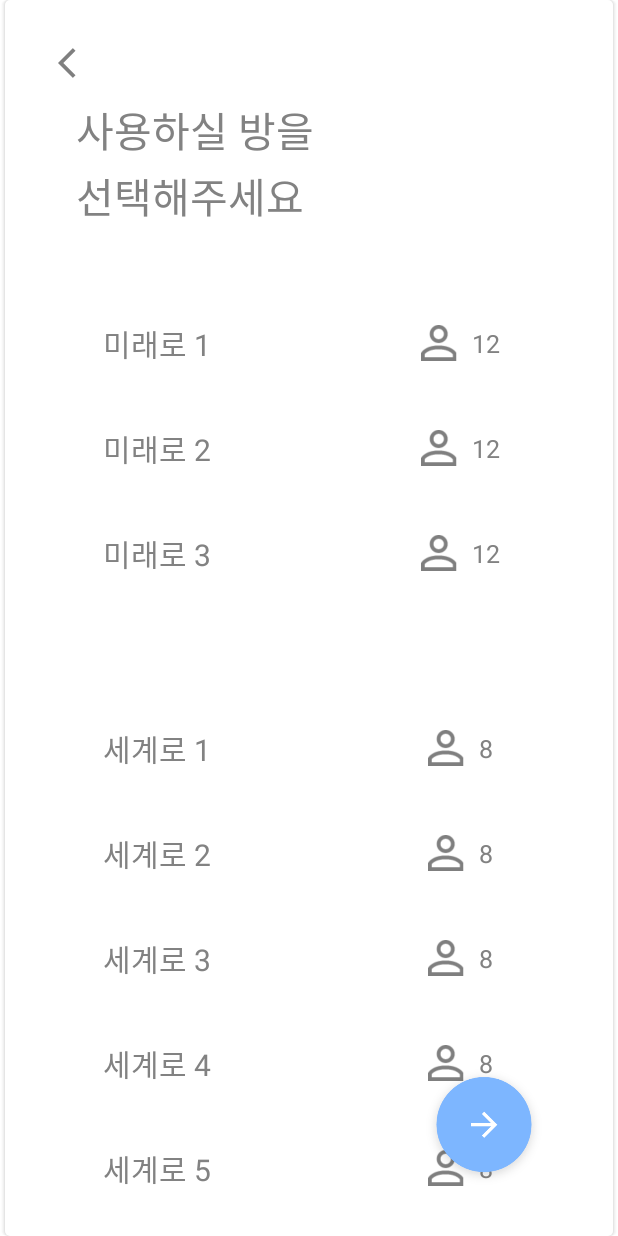
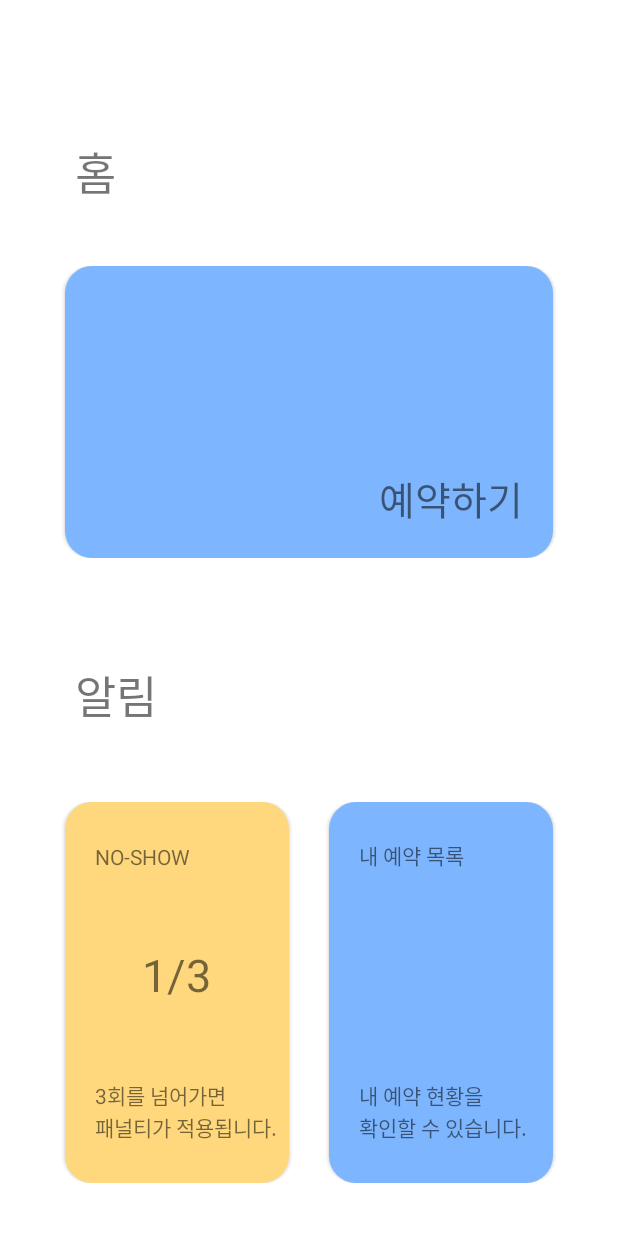
Before and after one commit to dounobts/SunrinThonClient, an Android app: the screen it shows after launch (ReservationActivity before the commit, MainActivity after it), on a phone screen of 412 x 824 dp. Run offline under Robolectric (Android 15) with nearby library versions, the phone set to English and light mode, and no system bars.

Commit message:
add main activity

```diff
--- a/app/build.gradle
+++ b/app/build.gradle
@@ -29,6 +29,7 @@ dependencies {
     implementation 'com.squareup.retrofit2:converter-gson:2.1.0'
     implementation 'com.squareup.okhttp3:logging-interceptor:3.9.1'
     implementation 'com.google.android.material:material:1.1.0-alpha06'
+    implementation 'androidx.appcompat:appcompat:1.0.0-beta01'
     testImplementation 'junit:junit:4.12'
     androidTestImplementation 'com.android.support.test:runner:1.0.2'
     androidTestImplementation 'com.android.support.test.espresso:espresso-core:3.0.2'
--- /dev/null
+++ b/app/src/main/java/com/example/sunrinthonclient/Activities/MainActivity.java
@@ -0,0 +1,38 @@
+package com.example.sunrinthonclient.Activities;
+
+import androidx.appcompat.app.AppCompatActivity;
+
+import android.content.Intent;
+import android.os.Bundle;
+import android.view.View;
+
+import com.example.sunrinthonclient.R;
+
+public class MainActivity extends AppCompatActivity implements View.OnClickListener {
+
+    View reservation, reservation_check;
+
+    @Override
+    protected void onCreate(Bundle savedInstanceState) {
+        super.onCreate(savedInstanceState);
+        setContentView(R.layout.activity_main);
+
+        reservation = findViewById(R.id.reservation);
+        reservation_check = findViewById(R.id.reservation_check);
+
+        reservation.setOnClickListener(this);
+        reservation_check.setOnClickListener(this);
+    }
+
+    @Override
+    public void onClick(View view) {
+        if (view.equals(reservation)) {
+            Intent intent = new Intent(getApplicationContext(), ReservationActivity.class);
+            startActivity(intent);
+        }
+        else if (view.equals(reservation_check)) {
+            Intent intent = new Intent(getApplicationContext(), ReservationCheckActivity.class);
+            startActivity(intent);
+        }
+    }
+}
--- a/app/src/main/java/com/example/sunrinthonclient/Fragments/SelectDateBottomSheetFragment.java
+++ b/app/src/main/java/com/example/sunrinthonclient/Fragments/SelectDateBottomSheetFragment.java
@@ -15,6 +15,7 @@ import androidx.fragment.app.FragmentTransaction;
 
 import com.example.sunrinthonclient.R;
 import com.example.sunrinthonclient.SelectTimeDialog;
+import com.example.sunrinthonclient.SelectedData;
 import com.google.android.material.bottomsheet.BottomSheetDialog;
 import com.google.android.material.bottomsheet.BottomSheetDialogFragment;
 
@@ -37,13 +38,22 @@ public class SelectDateBottomSheetFragment extends BottomSheetDialogFragment imp
         timeButton2.setOnClickListener(this);
         timeButton3.setOnClickListener(this);
 
-        //new SelectTimeDialog(mContext).show();
-
         return view;
     }
 
     @Override
-    public void onClick(View view) {
-
+    public void onClick(View v) {
+        if (v.equals(timeButton1)) {
+            SelectedData.time = 1;
+            new SelectTimeDialog(getContext(), this, getActivity()).show();
+        }
+        else if (v.equals(timeButton2)) {
+            SelectedData.time = 2;
+            new SelectTimeDialog(getContext(), this, getActivity()).show();
+        }
+        else if (v.equals(timeButton3)) {
+            SelectedData.time = 3;
+            new SelectTimeDialog(getContext(), this, getActivity()).show();
+        }
     }
 }
--- a/app/src/main/java/com/example/sunrinthonclient/SelectTimeDialog.java
+++ b/app/src/main/java/com/example/sunrinthonclient/SelectTimeDialog.java
@@ -1,5 +1,6 @@
 package com.example.sunrinthonclient;
 
+import android.app.Activity;
 import android.app.Dialog;
 import android.content.Context;
 import android.util.Log;
@@ -8,41 +9,31 @@ import android.view.Window;
 import android.widget.Button;
 import android.widget.EditText;
 
+import com.example.sunrinthonclient.Activities.ReservationActivity;
+import com.example.sunrinthonclient.Fragments.SelectDateBottomSheetFragment;
+
 public class SelectTimeDialog extends Dialog {
-    public SelectTimeDialog(Context context) {
+    public SelectTimeDialog(Context context, final SelectDateBottomSheetFragment fragment, final Activity activity) {
         super(context);
 
         requestWindowFeature(Window.FEATURE_NO_TITLE);
         setContentView(R.layout.select_dialog_layout);
-        final Button close = findViewById(R.id.close);
-        final Button time1 = findViewById(R.id.time1);
-        final Button time2 = findViewById(R.id.time2);
-        final Button time3 = findViewById(R.id.time3);
+        final Button yes = findViewById(R.id.yes);
+        final Button no = findViewById(R.id.no);
 
-        close.setOnClickListener(new View.OnClickListener() {
+        yes.setOnClickListener(new View.OnClickListener() {
             @Override
             public void onClick(View view) {
+                Log.i("예약", "YES");
                 dismiss();
+                fragment.dismiss();
+                activity.finish();
             }
         });
-        time1.setOnClickListener(new View.OnClickListener() {
+        no.setOnClickListener(new View.OnClickListener() {
             @Override
             public void onClick(View view) {
-                Log.i("time", "time1");
-                dismiss();
-            }
-        });
-        time2.setOnClickListener(new View.OnClickListener() {
-            @Override
-            public void onClick(View view) {
-                Log.i("time", "time2");
-                dismiss();
-            }
-        });
-        time3.setOnClickListener(new View.OnClickListener() {
-            @Override
-            public void onClick(View view) {
-                Log.i("time", "time3");
+                Log.i("예약", "NO");
                 dismiss();
             }
         });
--- /dev/null
+++ b/app/src/main/res/drawable/board_skyblue_background.xml
@@ -0,0 +1,94 @@
+<?xml version="1.0" encoding="utf-8"?>
+<layer-list xmlns:android="http://schemas.android.com/apk/res/android" >
+
+    <!-- Drop Shadow Stack -->
+    <item>
+        <shape>
+            <padding
+                android:left="0.7dp"
+                android:right="0.7dp"/>
+
+            <solid android:color="#00CCCCCC" />
+
+            <corners
+                android:topLeftRadius="18dp"
+                android:topRightRadius="18dp"
+                android:bottomLeftRadius="18dp"
+                android:bottomRightRadius="18dp" />
+        </shape>
+    </item>
+    <item>
+        <shape>
+            <padding
+                android:left="0.7dp"
+                android:right="0.7dp"/>
+
+            <solid android:color="#10CCCCCC" />
+
+            <corners
+                android:topLeftRadius="18dp"
+                android:topRightRadius="18dp"
+                android:bottomLeftRadius="18dp"
+                android:bottomRightRadius="18dp" />
+        </shape>
+    </item>
+    <item>
+        <shape>
+            <padding
+                android:left="0.7dp"
+                android:right="0.7dp"/>
+
+            <solid android:color="#20CCCCCC" />
+
+            <corners
+                android:topLeftRadius="18dp"
+                android:topRightRadius="18dp"
+                android:bottomLeftRadius="18dp"
+                android:bottomRightRadius="18dp" />
+        </shape>
+    </item>
+    <item>
+        <shape>
+            <padding
+                android:left="0.7dp"
+                android:right="0.7dp"/>
+
+            <solid android:color="#30CCCCCC" />
+
+            <corners
+                android:topLeftRadius="18dp"
+                android:topRightRadius="18dp"
+                android:bottomLeftRadius="18dp"
+                android:bottomRightRadius="18dp" />
+        </shape>
+    </item>
+    <item>
+        <shape>
+            <padding
+                android:left="0.7dp"
+                android:right="0.7dp"/>
+
+            <solid android:color="#50CCCCCC" />
+
+            <corners
+                android:topLeftRadius="18dp"
+                android:topRightRadius="18dp"
+                android:bottomLeftRadius="18dp"
+                android:bottomRightRadius="18dp" />
+        </shape>
+    </item>
+
+    <!-- Background -->
+    <item>
+        <shape>
+            <solid android:color="@color/blue" />
+
+            <corners
+                android:topLeftRadius="18dp"
+                android:topRightRadius="18dp"
+                android:bottomLeftRadius="18dp"
+                android:bottomRightRadius="18dp" />
+        </shape>
+    </item>
+
+</layer-list>
--- /dev/null
+++ b/app/src/main/res/drawable/board_yellow_background.xml
@@ -0,0 +1,94 @@
+<?xml version="1.0" encoding="utf-8"?>
+<layer-list xmlns:android="http://schemas.android.com/apk/res/android" >
+
+    <!-- Drop Shadow Stack -->
+    <item>
+        <shape>
+            <padding
+                android:left="0.7dp"
+                android:right="0.7dp"/>
+
+            <solid android:color="#00CCCCCC" />
+
+            <corners
+                android:topLeftRadius="18dp"
+                android:topRightRadius="18dp"
+                android:bottomLeftRadius="18dp"
+                android:bottomRightRadius="18dp" />
+        </shape>
+    </item>
+    <item>
+        <shape>
+            <padding
+                android:left="0.7dp"
+                android:right="0.7dp"/>
+
+            <solid android:color="#10CCCCCC" />
+
+            <corners
+                android:topLeftRadius="18dp"
+                android:topRightRadius="18dp"
+                android:bottomLeftRadius="18dp"
+                android:bottomRightRadius="18dp" />
+        </shape>
+    </item>
+    <item>
+        <shape>
+            <padding
+                android:left="0.7dp"
+                android:right="0.7dp"/>
+
+            <solid android:color="#20CCCCCC" />
+
+            <corners
+                android:topLeftRadius="18dp"
+                android:topRightRadius="18dp"
+                android:bottomLeftRadius="18dp"
+                android:bottomRightRadius="18dp" />
+        </shape>
+    </item>
+    <item>
+        <shape>
+            <padding
+                android:left="0.7dp"
+                android:right="0.7dp"/>
+
+            <solid android:color="#30CCCCCC" />
+
+            <corners
+                android:topLeftRadius="18dp"
+                android:topRightRadius="18dp"
+                android:bottomLeftRadius="18dp"
+                android:bottomRightRadius="18dp" />
+        </shape>
+    </item>
+    <item>
+        <shape>
+            <padding
+                android:left="0.7dp"
+                android:right="0.7dp"/>
+
+            <solid android:color="#50CCCCCC" />
+
+            <corners
+                android:topLeftRadius="18dp"
+                android:topRightRadius="18dp"
+                android:bottomLeftRadius="18dp"
+                android:bottomRightRadius="18dp" />
+        </shape>
+    </item>
+
+    <!-- Background -->
+    <item>
+        <shape>
+            <solid android:color="@color/yellow" />
+
+            <corners
+                android:topLeftRadius="18dp"
+                android:topRightRadius="18dp"
+                android:bottomLeftRadius="18dp"
+                android:bottomRightRadius="18dp" />
+        </shape>
+    </item>
+
+</layer-list>
--- /dev/null
+++ b/app/src/main/res/layout/activity_main.xml
@@ -0,0 +1,196 @@
+<?xml version="1.0" encoding="utf-8"?>
+<LinearLayout xmlns:android="http://schemas.android.com/apk/res/android"
+    android:layout_width="match_parent"
+    android:layout_height="match_parent"
+    android:orientation="vertical">
+
+    <LinearLayout
+        android:layout_width="match_parent"
+        android:layout_height="0dp"
+        android:layout_weight="1"
+        android:orientation="vertical">
+        <LinearLayout
+            android:layout_width="match_parent"
+            android:layout_height="0dp"
+            android:layout_weight="1"
+            android:gravity="bottom"
+            >
+            <TextView
+                android:layout_width="match_parent"
+                android:layout_height="wrap_content"
+                android:layout_marginLeft="50dp"
+                android:textSize="30dp"
+                android:text="홈"/>
+        </LinearLayout>
+
+        <LinearLayout
+            android:layout_width="match_parent"
+            android:layout_height="0dp"
+            android:layout_weight="2"
+            android:orientation="vertical">
+            <LinearLayout
+                android:layout_width="match_parent"
+                android:layout_height="match_parent"
+                android:layout_margin="40dp"
+                android:orientation="vertical"
+                android:gravity="bottom"
+                android:background="@drawable/board_skyblue_background"
+                android:id="@+id/reservation">
+                <LinearLayout
+                    android:layout_width="match_parent"
+                    android:layout_height="wrap_content"
+                    android:orientation="vertical"
+                    android:layout_marginBottom="20dp"
+                    android:gravity="right">
+                    <TextView
+                        android:layout_width="wrap_content"
+                        android:layout_height="wrap_content"
+                        android:layout_marginRight="20dp"
+                        android:text="예약하기"
+                        android:textSize="26dp"/>
+                </LinearLayout>
+            </LinearLayout>
+        </LinearLayout>
+    </LinearLayout>
+    <LinearLayout
+        android:layout_width="match_parent"
+        android:layout_height="0dp"
+        android:layout_weight="1"
+        android:orientation="vertical">
+        <LinearLayout
+            android:layout_width="match_parent"
+            android:layout_height="0dp"
+            android:layout_weight="1"
+            android:gravity="center"
+            >
+            <TextView
+                android:layout_width="match_parent"
+                android:layout_height="wrap_content"
+                android:layout_marginLeft="50dp"
+                android:textSize="30dp"
+                android:text="알림"/>
+        </LinearLayout>
+
+        <LinearLayout
+            android:layout_width="match_parent"
+            android:layout_height="0dp"
+            android:layout_weight="3"
+            android:orientation="vertical">
+            <LinearLayout
+                android:layout_width="match_parent"
+                android:layout_height="match_parent"
+                android:layout_marginLeft="40dp"
+                android:layout_marginRight="40dp"
+                android:layout_marginTop="20dp"
+                android:layout_marginBottom="20dp"
+                android:orientation="horizontal"
+                >
+                <LinearLayout
+                    android:layout_width="0dp"
+                    android:layout_height="match_parent"
+                    android:layout_weight="1"
+                    android:orientation="vertical"
+                    android:background="@drawable/board_yellow_background"
+                    android:layout_marginBottom="15dp"
+                    android:layout_marginRight="10dp">
+                    <LinearLayout
+                        android:layout_width="match_parent"
+                        android:layout_height="0dp"
+                        android:layout_weight="1"
+                        android:orientation="vertical"
+                        android:gravity="bottom">
+                        <TextView
+                            android:layout_width="match_parent"
+                            android:layout_height="wrap_content"
+                            android:text="NO-SHOW"
+                            android:layout_marginLeft="20dp"/>
+
+                    </LinearLayout>
+                    <LinearLayout
+                        android:layout_width="match_parent"
+                        android:layout_height="0dp"
+                        android:layout_weight="3"
+                        android:gravity="center"
+                        android:orientation="vertical"
+                       >
+                        <TextView
+                            android:layout_width="wrap_content"
+                            android:layout_height="wrap_content"
+                            android:text="1/3"
+                            android:textSize="30dp"/>
+                    </LinearLayout>
+                    <LinearLayout
+                        android:layout_width="match_parent"
+                        android:layout_height="0dp"
+                        android:layout_weight="1.5"
+                        android:orientation="vertical"
+                        android:layout_marginLeft="20dp">
+                        <TextView
+                            android:layout_width="match_parent"
+                            android:layout_height="wrap_content"
+                            android:text="3회를 넘어가면"/>
+
+                        <TextView
+                            android:layout_width="match_parent"
+                            android:layout_height="wrap_content"
+                            android:text="패널티가 적용됩니다."/>
+                    </LinearLayout>
+                </LinearLayout>
+                <LinearLayout
+                    android:layout_width="0dp"
+                    android:layout_height="match_parent"
+                    android:layout_weight="1"
+                    android:orientation="vertical"
+                    android:background="@drawable/board_skyblue_background"
+                    android:layout_marginBottom="15dp"
+                    android:layout_marginLeft="10dp"
+                    android:id="@+id/reservation_check">
+                    <LinearLayout
+                        android:layout_width="match_parent"
+                        android:layout_height="0dp"
+                        android:layout_weight="1"
+                        android:orientation="vertical"
+                        android:gravity="bottom">
+                        <TextView
+                            android:layout_width="match_parent"
+                            android:layout_height="wrap_content"
+                            android:text="내 예약 목록"
+                            android:layout_marginLeft="20dp"/>
+
+                    </LinearLayout>
+                    <LinearLayout
+                        android:layout_width="match_parent"
+                        android:layout_height="0dp"
+                        android:layout_weight="3"
+                        android:gravity="center"
+                        android:orientation="vertical">
+                        <TextView
+                            android:layout_width="wrap_content"
+                            android:layout_height="wrap_content"
+                            android:text=""
+                            android:textSize="30dp"/>
+
+                    </LinearLayout>
+                    <LinearLayout
+                        android:layout_width="match_parent"
+                        android:layout_height="0dp"
+                        android:layout_weight="1.5"
+                        android:orientation="vertical"
+                        android:layout_marginLeft="20dp">
+
+                        <TextView
+                            android:layout_width="match_parent"
+                            android:layout_height="wrap_content"
+                            android:text="내 예약 현황을 "/>
+
+                        <TextView
+                            android:layout_width="match_parent"
+                            android:layout_height="wrap_content"
+                            android:text="확인할 수 있습니다."/>
+                    </LinearLayout>
+                </LinearLayout>
+            </LinearLayout>
+        </LinearLayout>
+    </LinearLayout>
+
+</LinearLayout>
--- a/app/src/main/res/layout/select_dialog_layout.xml
+++ b/app/src/main/res/layout/select_dialog_layout.xml
@@ -5,51 +5,16 @@
     android:orientation="vertical">
     <LinearLayout
         android:layout_width="match_parent"
-        android:layout_height="60dp">
-        <Button
-            android:layout_width="60dp"
-            android:layout_height="60dp"
-            android:text="X"
-            android:id="@+id/close"/>
+        android:layout_height="60dp">/>
     </LinearLayout>
-    <LinearLayout
-        android:layout_width="match_parent"
+    <Button
+        android:layout_width="wrap_content"
         android:layout_height="wrap_content"
-        android:orientation="horizontal">
-        <LinearLayout
-            android:layout_width="0dp"
-            android:layout_height="180dp"
-            android:layout_weight="1"
-            android:gravity="center">
-            <Button
-                android:layout_width="100dp"
-                android:layout_height="match_parent"
-                android:text="1"
-                android:id="@+id/time1"/>
-        </LinearLayout>
-
-        <LinearLayout
-            android:layout_width="0dp"
-            android:layout_height="180dp"
-            android:layout_weight="1"
-            android:gravity="center">
-            <Button
-                android:layout_width="100dp"
-                android:layout_height="match_parent"
-                android:text="2"
-                android:id="@+id/time2"/>
-        </LinearLayout>
-
-        <LinearLayout
-            android:layout_width="0dp"
-            android:layout_height="180dp"
-            android:layout_weight="1"
-            android:gravity="center">
-            <Button
-                android:layout_width="100dp"
-                android:layout_height="match_parent"
-                android:text="3"
-                android:id="@+id/time3"/>
-        </LinearLayout>
-    </LinearLayout>
+        android:id="@+id/yes"
+        android:text="YES"/>
+    <Button
+        android:layout_width="wrap_content"
+        android:layout_height="wrap_content"
+        android:id="@+id/no"
+        android:text="NO"/>
 </LinearLayout>
--- a/app/src/main/res/values/colors.xml
+++ b/app/src/main/res/values/colors.xml
@@ -9,4 +9,5 @@
     <color name="red">#d92f23</color>
     <color name="gray">#29000000</color>
     <color name="blue">#7db6ff</color>
+    <color name="yellow">#ffd87d</color>
 </resources>
```
Also changed, not shown: app/src/main/AndroidManifest.xml (+5 -5 lines).
